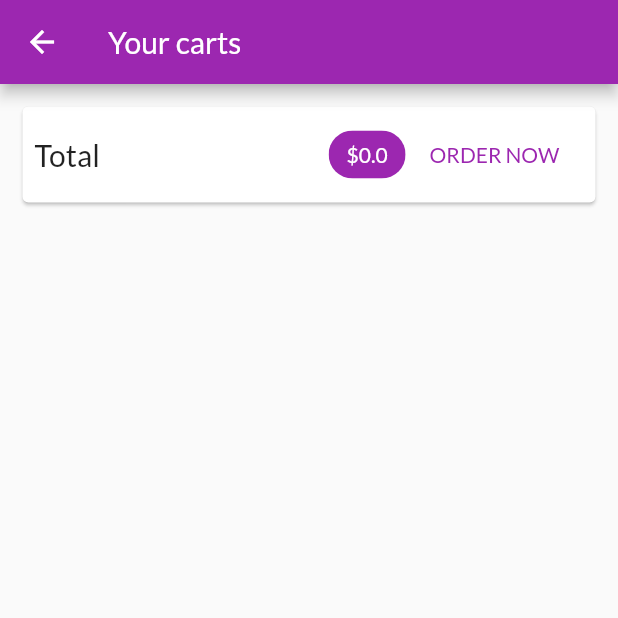
After one commit to AmbujaAK/online_shop_flutter, a Flutter app: the CartScreen screen opened by its route, on a phone screen of 412 x 824 dp, the top half of it. The commit adds this screen. Run offline on Flutter 3.47's test engine with Material 2 defaults, Android fonts, the light colour scheme and no system bars; network calls fail.

Commit message:
cart screen , deletion added

```diff
--- a/lib/main.dart
+++ b/lib/main.dart
@@ -1,5 +1,6 @@
 import 'package:flutter/material.dart';
 import 'package:online_shop_flutter/providers/cart.dart';
+import 'package:online_shop_flutter/screens/cart_screen.dart';
 import 'package:online_shop_flutter/screens/product_detail_screen.dart';
 import 'package:online_shop_flutter/screens/products_overview_screen.dart';
 import 'package:provider/provider.dart';
@@ -26,6 +27,7 @@ class MyApp extends StatelessWidget {
         home: ProductsOverviewScreen(),
         routes: {
           ProductDetailScreen.routeName: (context) => ProductDetailScreen(),
+          CartScreen.routeName: (context) => CartScreen(),
         },
       ),
     );
--- a/lib/providers/cart.dart
+++ b/lib/providers/cart.dart
@@ -23,6 +23,15 @@ class Cart with ChangeNotifier {
 
   int get itemCount {
     return _items == null ? 0 : _items.length;
+  }
+
+  double get totalAmount {
+    var total = 0.0;
+    _items.forEach((key, cartItem) {
+      total += cartItem.price * cartItem.quantity;
+    });
+
+    return total;
   }
 
   void addItem(String productId, double price, String title) {
@@ -51,4 +60,9 @@ class Cart with ChangeNotifier {
 
     notifyListeners();
   }
+
+  void removeItem(String productId) {
+    _items.remove(productId);
+    notifyListeners();
+  }
 }
--- /dev/null
+++ b/lib/screens/cart_screen.dart
@@ -0,0 +1,66 @@
+import 'package:flutter/material.dart';
+import 'package:online_shop_flutter/providers/cart.dart' show Cart;
+import 'package:provider/provider.dart';
+import '../widgets/cart_item.dart';
+
+class CartScreen extends StatelessWidget {
+  static const routeName = '/cart';
+  @override
+  Widget build(BuildContext context) {
+    final cart = Provider.of<Cart>(context);
+    return Scaffold(
+      appBar: AppBar(
+        title: Text('Your carts'),
+      ),
+      body: Column(
+        children: [
+          Card(
+            margin: EdgeInsets.all(15),
+            child: Padding(
+              padding: EdgeInsets.all(8),
+              child: Row(
+                mainAxisAlignment: MainAxisAlignment.spaceBetween,
+                children: [
+                  Text(
+                    'Total',
+                    style: TextStyle(fontSize: 20),
+                  ),
+                  Spacer(),
+                  Chip(
+                    label: Text(
+                      '\$${cart.totalAmount}',
+                      style: TextStyle(
+                          color: Theme.of(context)
+                              .primaryTextTheme
+                              .headline6
+                              .color),
+                    ),
+                    backgroundColor: Theme.of(context).primaryColor,
+                  ),
+                  FlatButton(
+                    onPressed: () {},
+                    child: Text('ORDER NOW'),
+                    textColor: Theme.of(context).primaryColor,
+                  ),
+                ],
+              ),
+            ),
+          ),
+          SizedBox(height: 10),
+          Expanded(
+            child: ListView.builder(
+              itemCount: cart.items.length,
+              itemBuilder: (context, index) => CartItem(
+                productId: cart.items.keys.toList()[index],
+                id: cart.items.values.toList()[index].id,
+                title: cart.items.values.toList()[index].title,
+                quantity: cart.items.values.toList()[index].quantity,
+                price: cart.items.values.toList()[index].price,
+              ),
+            ),
+          ),
+        ],
+      ),
+    );
+  }
+}
--- a/lib/screens/products_overview_screen.dart
+++ b/lib/screens/products_overview_screen.dart
@@ -1,5 +1,6 @@
 import 'package:flutter/material.dart';
 import 'package:online_shop_flutter/providers/cart.dart';
+import 'package:online_shop_flutter/screens/cart_screen.dart';
 import 'package:online_shop_flutter/widgets/badge.dart';
 import 'package:online_shop_flutter/widgets/products_grid.dart';
 import 'package:provider/provider.dart';
@@ -50,7 +51,9 @@ class _ProductsOverviewScreenState extends State<ProductsOverviewScreen> {
             ),
             child: IconButton(
               icon: Icon(Icons.shopping_cart),
-              onPressed: () {},
+              onPressed: () {
+                Navigator.of(context).pushNamed(CartScreen.routeName);
+              },
             ),
           ),
         ],
```
Also changed, not shown: lib/screens/product_detail_screen.dart (+32 -3 lines), lib/widgets/cart_item.dart (added, +66 -0 lines).
